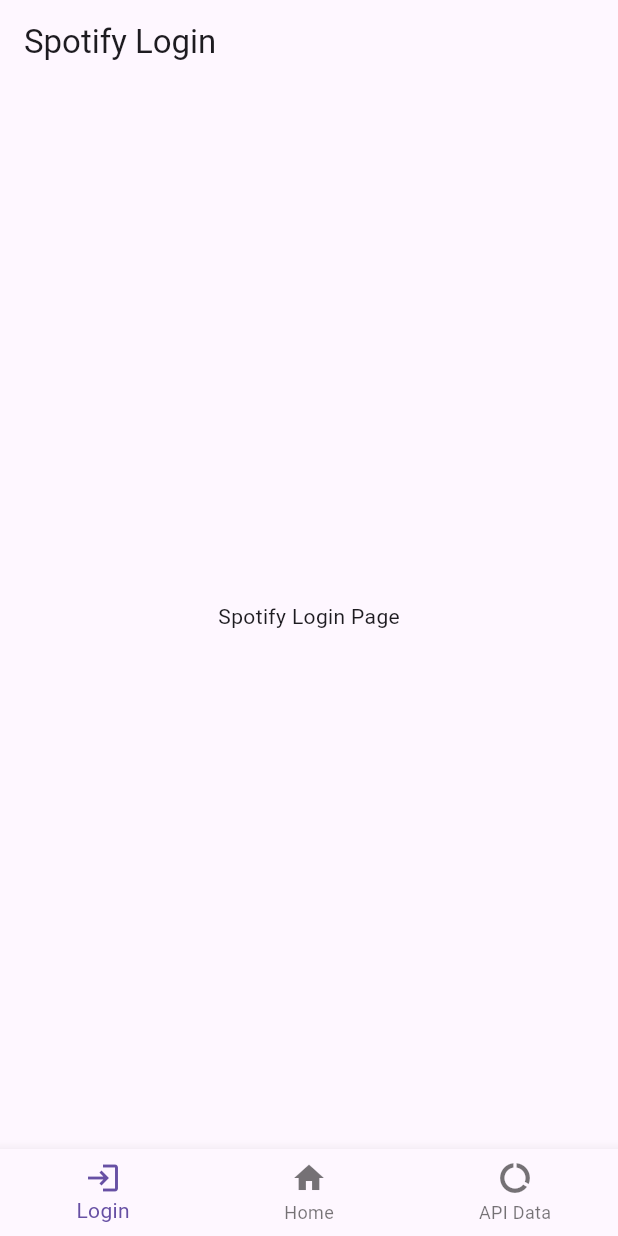
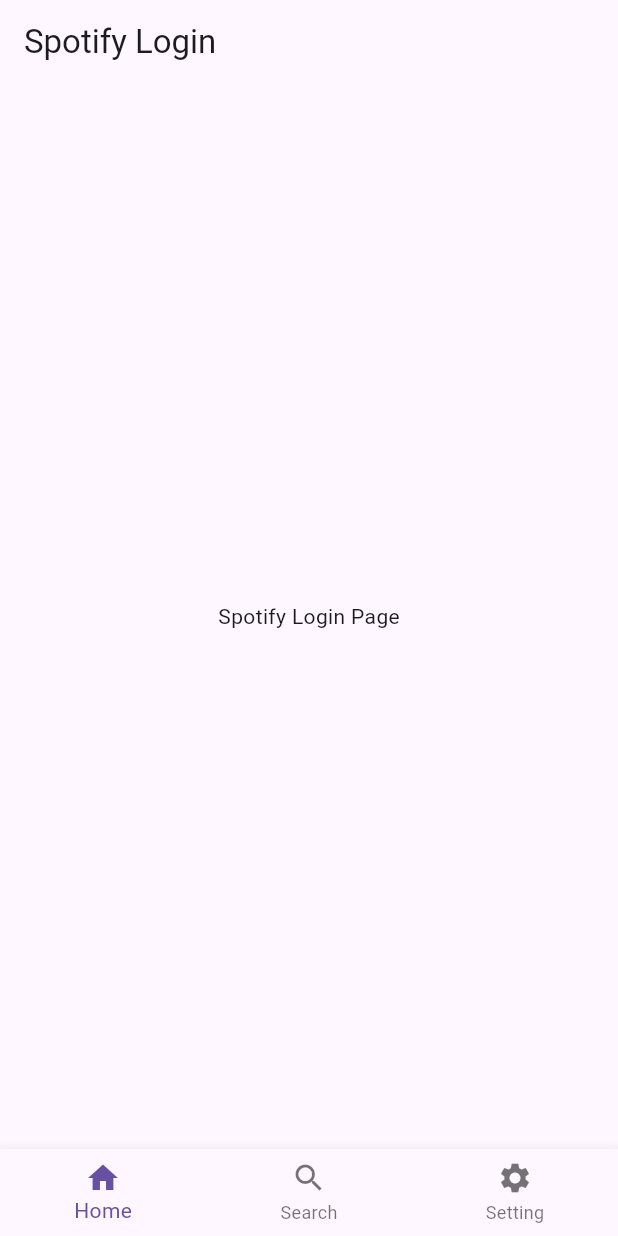
Before and after one commit to ayane0808/202412_supporterz_hackathon, a Flutter app: the screen it shows after launch, on a phone screen of 412 x 824 dp. Run offline on Flutter 3.47's test engine with Material 3 defaults, Android fonts, the phone set to English and light mode, and no system bars.

Commit message:
アプリの構造を再編成し、ページクラスを整理しました。新しいページクラスとしてHome、Search、Settingを追加し、MyAppクラスを定義しました。また、pubspec.yamlから不要な依存関係を削除し、新しいsocket_io_clientパッケージを追加しました。

```diff
--- a/lib/main.dart
+++ b/lib/main.dart
@@ -4,7 +4,20 @@ void main() {
   runApp(MyApp());
 }
 
-class SpotifyLoginPage extends StatelessWidget {
+class MyApp extends StatelessWidget {
+  @override
+  Widget build(BuildContext context) {
+    return MaterialApp(
+      title: 'Flutter Demo',
+      theme: ThemeData(primarySwatch: Colors.blue),
+      home: MyHomePage(),
+    );
+  }
+}
+
+// Pages--------------------------------------------
+
+class Home extends StatelessWidget {
   @override
   Widget build(BuildContext context) {
     return Scaffold(
@@ -18,7 +31,7 @@ class SpotifyLoginPage extends StatelessWidget {
   }
 }
 
-class ApiDataPage extends StatelessWidget {
+class Setting extends StatelessWidget {
   @override
   Widget build(BuildContext context) {
     return Scaffold(
@@ -32,7 +45,7 @@ class ApiDataPage extends StatelessWidget {
   }
 }
 
-class HomePage extends StatelessWidget {
+class Search extends StatelessWidget {
   @override
   Widget build(BuildContext context) {
     return Scaffold(
@@ -46,16 +59,7 @@ class HomePage extends StatelessWidget {
   }
 }
 
-class MyApp extends StatelessWidget {
-  @override
-  Widget build(BuildContext context) {
-    return MaterialApp(
-      title: 'Flutter Demo',
-      theme: ThemeData(primarySwatch: Colors.blue),
-      home: MyHomePage(),
-    );
-  }
-}
+// Page--------------------------------------------
 
 class MyHomePage extends StatefulWidget {
   @override
@@ -66,9 +70,9 @@ class _MyHomePageState extends State<MyHomePage> {
   int _currentIndex = 0;
 
   final List<Widget> _pages = [
-    SpotifyLoginPage(),
-    HomePage(),
-    ApiDataPage(),
+    Home(),
+    Search(),
+    Setting(),
   ];
 
   @override
@@ -84,16 +88,16 @@ class _MyHomePageState extends State<MyHomePage> {
         },
         items: const [
           BottomNavigationBarItem(
-            icon: Icon(Icons.login),
-            label: 'Login',
-          ),
-          BottomNavigationBarItem(
             icon: Icon(Icons.home),
             label: 'Home',
           ),
           BottomNavigationBarItem(
-            icon: Icon(Icons.data_usage),
-            label: 'API Data',
+            icon: Icon(Icons.search),
+            label: 'Search',
+          ),
+          BottomNavigationBarItem(
+            icon: Icon(Icons.settings),
+            label: 'Setting',
           ),
         ],
       ),
```
Also changed, not shown: pubspec.yaml (+2 -5 lines), pubspec.lock.
